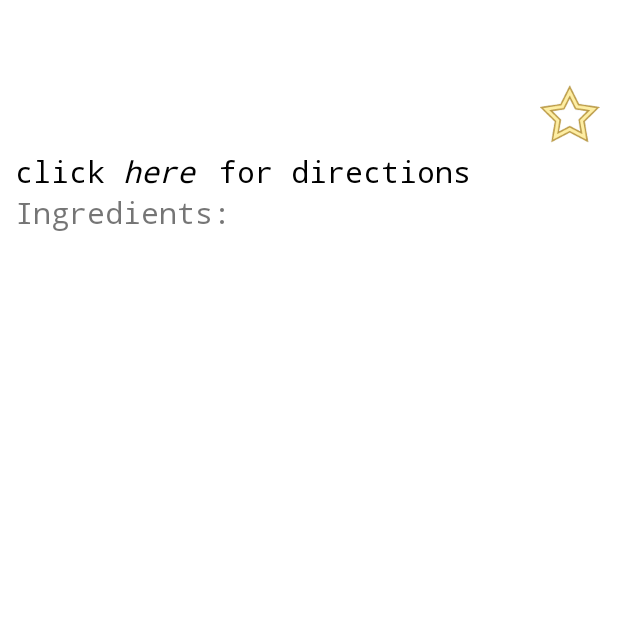
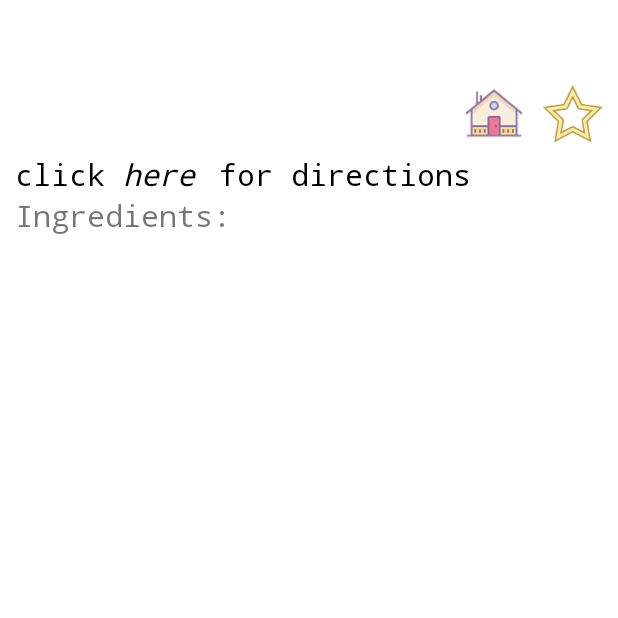
Before and after one commit to aliceetan/PantryRescue, an Android app: the RecipeDetailsActivity screen opened directly, with no data from a screen before it, on a phone screen of 412 x 824 dp, the top half of it. Run offline under Robolectric (Android 15) with nearby library versions, the phone set to English and light mode, and no system bars; pictures from the network do not load.

Commit message:
postUI, font, homebutton

```diff
--- a/app/src/main/java/com/ait/kim/pantryrescue/PostsActivity.java
+++ b/app/src/main/java/com/ait/kim/pantryrescue/PostsActivity.java
@@ -23,7 +23,7 @@ public class PostsActivity extends AppCompatActivity {
         super.onCreate(savedInstanceState);
         setContentView(R.layout.app_bar_posts);
 
-        RecyclerView recyclerView = (RecyclerView) findViewById(R.id.recyclerViewPosts);
+        RecyclerView recyclerView = (RecyclerView) findViewById(R.id.recyclerItem);
         adapter = new PostsAdapter(this, FirebaseAuth.getInstance().getCurrentUser().getUid());
         LinearLayoutManager layoutManager = new LinearLayoutManager(this);
         layoutManager.setReverseLayout(true);
--- a/app/src/main/java/com/ait/kim/pantryrescue/RecipeDetailsActivity.java
+++ b/app/src/main/java/com/ait/kim/pantryrescue/RecipeDetailsActivity.java
@@ -53,6 +53,7 @@ public class RecipeDetailsActivity extends AppCompatActivity {
                 .build();
 
         favButton();
+        homeButton();
 
 
         recipeId = getIntent().getStringExtra(RecipeNamesActivity.RECIPE_ID);
@@ -128,6 +129,19 @@ public class RecipeDetailsActivity extends AppCompatActivity {
         });
     }
 
+    private void homeButton() {
+        ImageButton btnFav = findViewById(R.id.btnHome);
+        btnFav.setOnClickListener(new View.OnClickListener() {
+            @Override
+            public void onClick(View view) {
+
+                Intent newIntent = new Intent(RecipeDetailsActivity.this, MainActivity.class);
+                startActivity(newIntent);
+
+            }
+        });
+    }
+
     private void showCreatePostActivity(String titleID, String imgUrl) {
 
         Intent intentCreate = new Intent(RecipeDetailsActivity.this, CreatePostActivity.class);
--- a/app/src/main/res/layout/activity_login.xml
+++ b/app/src/main/res/layout/activity_login.xml
@@ -5,6 +5,7 @@
     xmlns:app="http://schemas.android.com/apk/res-auto"
     android:layout_width="match_parent"
     android:layout_height="match_parent"
+
     android:fitsSystemWindows="true">
 
     <LinearLayout
@@ -46,6 +47,7 @@
         </android.support.design.widget.TextInputLayout>
 
         <android.support.design.widget.TextInputLayout
+
             android:layout_width="match_parent"
             android:layout_height="wrap_content"
             android:layout_marginTop="8dp"
--- a/app/src/main/res/layout/activity_recipe_details.xml
+++ b/app/src/main/res/layout/activity_recipe_details.xml
@@ -18,6 +18,7 @@
             android:layout_width="wrap_content"
             android:layout_height="wrap_content" />
 
+
         <TextView
             android:id="@+id/tvTitle"
             android:layout_width="wrap_content"
@@ -28,9 +29,25 @@
             android:textColor="@color/colorPrimary"
             android:textSize="30dp" />
 
+        <LinearLayout
+            android:layout_gravity="right"
+            android:layout_width="wrap_content"
+            android:layout_height="wrap_content"
+            android:orientation="horizontal">
+
 
             <ImageButton
-                android:layout_marginRight="2dp"
+                android:layout_marginTop="2dp"
+                android:layout_marginRight="12dp"
+                android:background="@color/cardview_light_background"
+                android:layout_weight="1"
+                android:id="@+id/btnHome"
+                android:src="@drawable/icons8_home_128"
+                android:layout_width="wrap_content"
+                android:layout_height="50dp"
+                android:layout_gravity="right" />
+
+            <ImageButton
                 android:background="@color/cardview_light_background"
                 android:layout_weight="1"
                 android:id="@+id/btnFav"
@@ -38,6 +55,8 @@
                 android:layout_width="wrap_content"
                 android:layout_height="50dp"
                 android:layout_gravity="right" />
+
+        </LinearLayout>
 
         <LinearLayout
             android:layout_width="wrap_content"
--- a/app/src/main/res/layout/drawer_layout.xml
+++ b/app/src/main/res/layout/drawer_layout.xml
@@ -12,6 +12,7 @@
         />
 
     <TextView
+        android:textColorHighlight="#000000"
         android:text="Welcome to PantryRescue!"
         android:textAlignment="textEnd"
         android:layout_width="match_parent"
```
Also changed, not shown: app/src/main/res/layout/app_bar_posts.xml (+18 -19 lines), app/src/main/res/layout/row_posts.xml (+9 -4 lines), app/src/main/res/drawable-hdpi/icons8_home_128.png (added), app/src/main/res/drawable-mdpi/icons8_home_128.png (added), app/src/main/res/drawable-xhdpi/icons8_home_128.png (added), app/src/main/res/drawable-xxhdpi/icons8_home_128.png (added), app/src/main/res/drawable-xxxhdpi/icons8_home_128.png (added).
